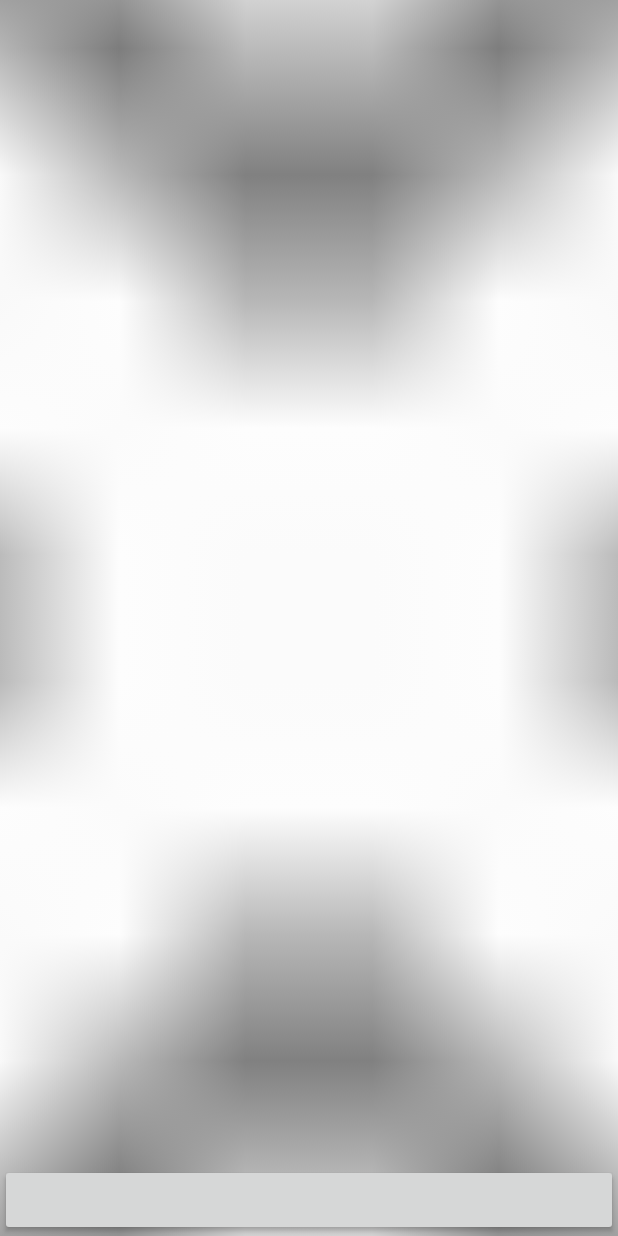
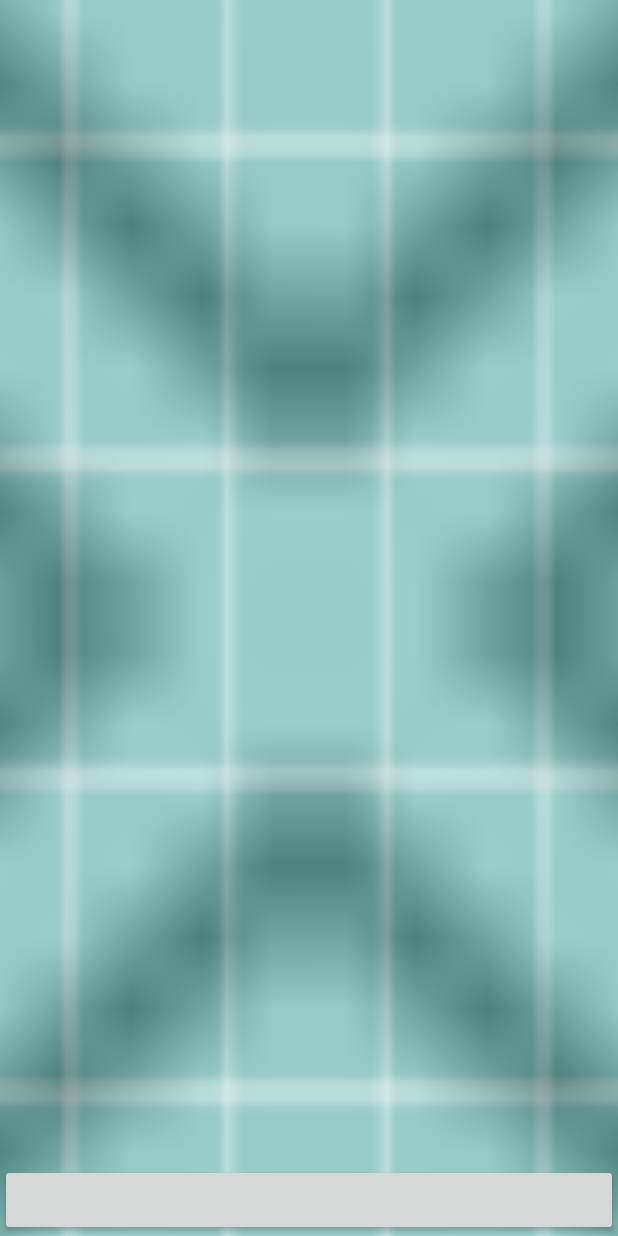
Before and after one commit to dev-fanmaum/photocard_wallpaper, an Android app: the screen it shows after launch (MainActivity), on a phone screen of 412 x 824 dp. Run offline under Robolectric (Android 15) with nearby library versions, the phone set to English and light mode, and no system bars; pictures from the network do not load.

Commit message:
WallPaperSupportImageView Custom Attribute 추가.

```diff
--- a/app/src/main/java/com/photocard/wallpaper/WallPaperSupportImageView.kt
+++ b/app/src/main/java/com/photocard/wallpaper/WallPaperSupportImageView.kt
@@ -2,12 +2,14 @@ package com.photocard.wallpaper
 
 import android.app.WallpaperManager
 import android.content.Context
-import android.graphics.Bitmap
-import android.graphics.Canvas
-import android.graphics.Matrix
-import android.graphics.Paint
+import android.graphics.*
+import android.graphics.drawable.Drawable
 import android.util.AttributeSet
+import androidx.annotation.IntRange
 import androidx.annotation.RequiresPermission
+import androidx.appcompat.content.res.AppCompatResources
+import androidx.core.content.ContextCompat
+import androidx.vectordrawable.graphics.drawable.VectorDrawableCompat
 import kotlinx.coroutines.*
 import kotlinx.coroutines.flow.*
 import kotlin.math.abs
@@ -22,6 +24,54 @@ class WallPaperSupportImageView @JvmOverloads constructor(
     interface WallPaperCallBack {
         fun error(e: Throwable)
         fun complete()
+    }
+
+    private val overlayDrawable: Drawable?
+
+    /**
+    100% — FF
+    95% — F2
+    90% — E6
+    85% — D9
+    80% — CC
+    75% — BF
+    70% — B3
+    65% — A6
+    60% — 99
+    55% — 8C
+    50% — 80
+    45% — 73
+    40% — 66
+    35% — 59
+    30% — 4D
+    25% — 40
+    20% — 33
+    15% — 26
+    10% — 1A
+    5%  — 0D
+    0% —  00
+     */
+    @IntRange(from = 0, to = 255)
+    private val overlayDrawableAlpha: Int
+
+    init {
+        if (attributeSet != null) {
+            val typeAttr =
+                context.obtainStyledAttributes(attributeSet, R.styleable.WallPaperSupportImageView)
+
+            overlayDrawable =
+                typeAttr.getDrawable(R.styleable.WallPaperSupportImageView_overlay_drawable)
+            overlayDrawable?.invalidateSelf()
+            overlayDrawableAlpha =
+                typeAttr.getInteger(
+                    R.styleable.WallPaperSupportImageView_overlay_drawable_alpha,
+                    255
+                )
+            typeAttr.recycle()
+        } else {
+            overlayDrawable = null
+            overlayDrawableAlpha = 255
+        }
     }
 
     @Volatile
@@ -100,12 +150,35 @@ class WallPaperSupportImageView @JvmOverloads constructor(
 
     override fun onDrawForeground(canvas: Canvas) {
         super.onDrawForeground(canvas)
-        val paint = Paint().apply {
-            strokeWidth = 4f
-            style = Paint.Style.STROKE
+
+        if (overlayDrawable == null) {
+            val paint = Paint().apply {
+                strokeWidth = 4f
+                style = Paint.Style.STROKE
+            }
+
+            canvas.drawRect(deviceForegroundBoxSize, paint)
+        } else {
+            overlayDrawable.setBounds(
+                0,
+                0,
+                deviceSizeFromOverlayToWidthSize,
+                deviceSizeFromOverlayToHeightSize
+            )
+            val overlayBitmap = Bitmap.createBitmap(
+                deviceSizeFromOverlayToWidthSize,
+                deviceSizeFromOverlayToHeightSize,
+                Bitmap.Config.ARGB_8888
+            )
+            overlayDrawable.draw(Canvas(overlayBitmap))
+
+            canvas.drawBitmap(
+                overlayBitmap,
+                deviceForegroundBoxSize.left,
+                deviceForegroundBoxSize.top,
+                Paint().apply { alpha = overlayDrawableAlpha }
+            )
         }
-
-        canvas.drawRect(deviceForegroundBoxSize, paint)
     }
 
 }
--- a/app/src/main/res/layout/activity_main.xml
+++ b/app/src/main/res/layout/activity_main.xml
@@ -10,8 +10,10 @@
     <com.photocard.wallpaper.WallPaperSupportImageView
             android:id="@+id/img"
             android:layout_width="match_parent"
-            android:layout_height="400dp"
+            android:layout_height="300dp"
             android:src="@drawable/ic_launcher_background"
+            app:overlay_drawable="@drawable/ic_launcher_background"
+            app:overlay_drawable_alpha="100"
             app:layout_constraintStart_toStartOf="parent"
             app:layout_constraintEnd_toEndOf="parent"
             app:layout_constraintTop_toTopOf="parent"
--- a/app/src/main/res/values/attrs.xml
+++ b/app/src/main/res/values/attrs.xml
@@ -1,25 +1,9 @@
 <?xml version="1.0" encoding="utf-8"?>
 <resources>
 
-    <declare-styleable name="CropImageView">
-        <!--Crop image view-->
-        <attr name="aspect_ratio_x" format="float"/>
-        <attr name="aspect_ratio_y" format="float"/>
-
-        <!--Overlay view-->
-        <attr name="show_oval_crop_frame" format="boolean"/>
-        <attr name="circle_dimmed_layer" format="boolean"/>
-        <attr name="dimmed_color" format="color"/>
-
-        <attr name="grid_stroke_size" format="dimension"/>
-        <attr name="grid_color" format="color"/>
-        <attr name="grid_row_count" format="integer"/>
-        <attr name="grid_column_count" format="integer"/>
-        <attr name="show_grid" format="boolean"/>
-
-        <attr name="frame_stroke_size" format="dimension"/>
-        <attr name="frame_color" format="color"/>
-        <attr name="show_frame" format="boolean"/>
+    <declare-styleable name="WallPaperSupportImageView">
+        <attr name="overlay_drawable" format="reference"/>
+        <attr name="overlay_drawable_alpha" format="integer"/>
     </declare-styleable>
 
 </resources>
```
